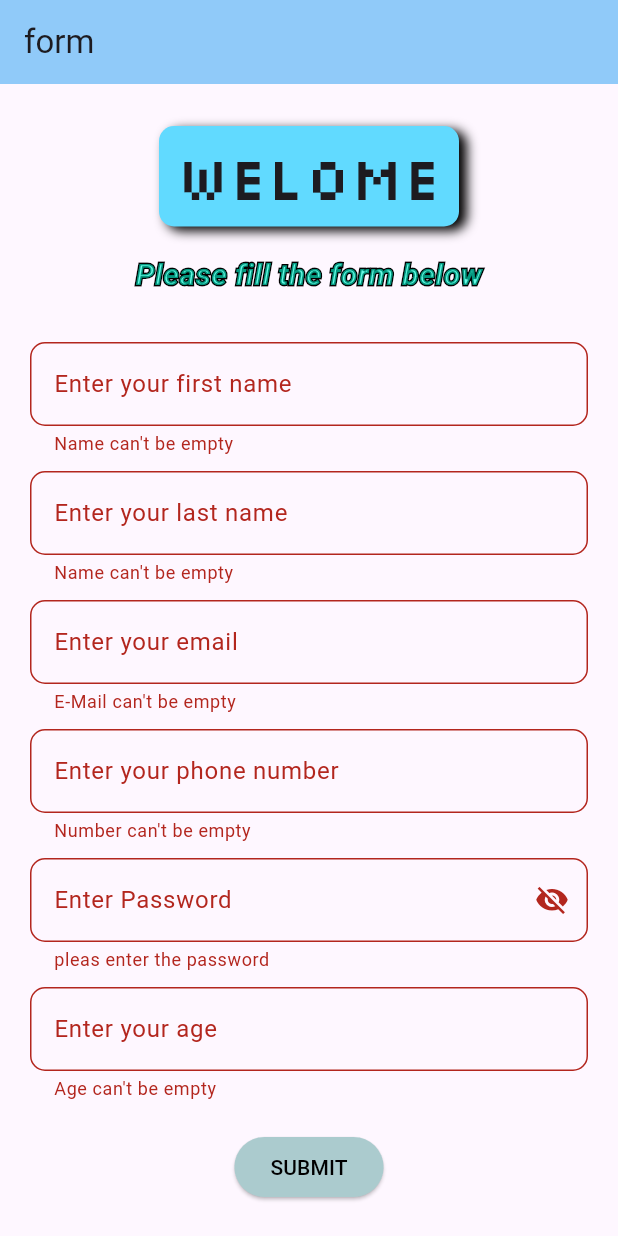
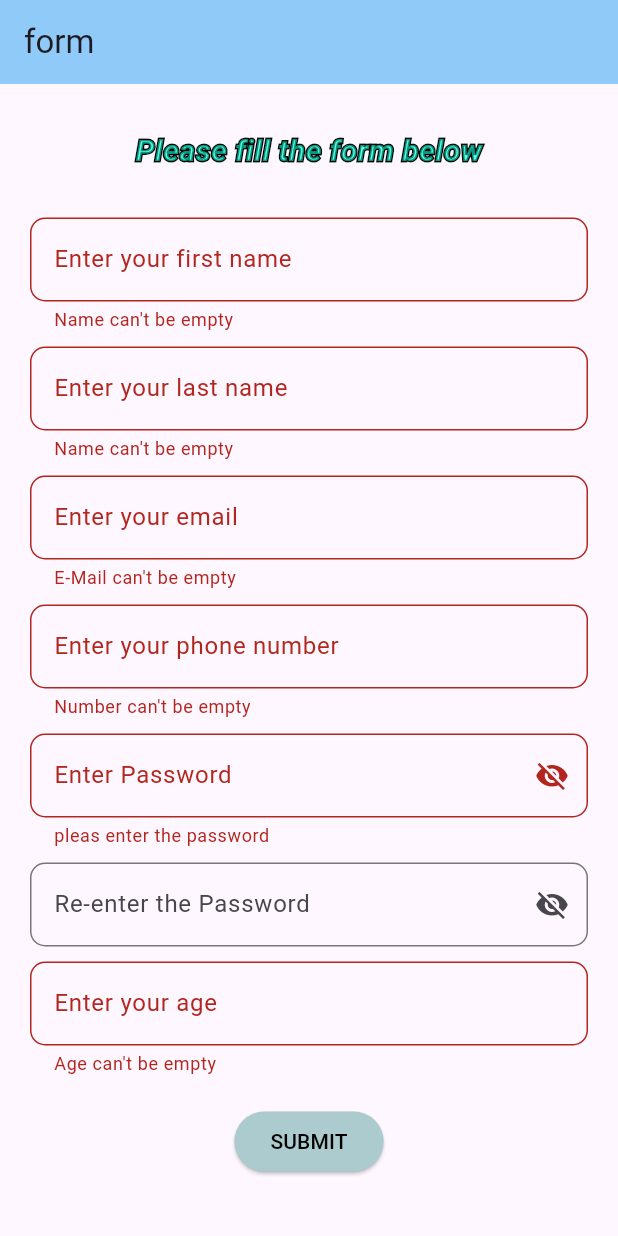
Before and after one commit to haadiyaa/InputForm, a Flutter app: the screen it shows after launch, after a tap on "SUBMIT", on a phone screen of 412 x 824 dp. Run offline on Flutter 3.47's test engine with Material 3 defaults, Android fonts, the phone set to English and light mode, and no system bars.

Commit message:
regex update

```diff
--- a/lib/input.dart
+++ b/lib/input.dart
@@ -1,6 +1,7 @@
 import 'dart:ui';
 
 import 'package:flutter/material.dart';
+import 'package:inputfield/home.dart';
 
 class Input extends StatefulWidget {
   const Input({super.key});
@@ -10,15 +11,18 @@ class Input extends StatefulWidget {
 }
 
 class _InputState extends State<Input> {
+  final reg = RegExp(r"^[a-zA-Z0-9_\-\.\S]{4,}[@][a-z]+[\.][a-z]{2,3}$");
+  final reg2 = RegExp(r"^[6789]\d{9}$");
+  final paswd =
+      RegExp(r'^(?=.*?[A-Z])(?=.*?[a-z])(?=.*?[0-9])(?=.*?[!@#\$&*~]).{8,}$');
 
-  final reg=RegExp(r"^[a-zA-Z0-9 _\-\.]{4,}[@][a-z]+[\.][a-z]{2,3}");
-  final reg2=RegExp(r"[6789]\d{9}");
-  // final phone=RegExp(r"^[0-9]*");
-  final name=RegExp(r'^[A-Za-z]+$');
-  final age=RegExp(r"[0-9]{1,2}");
+  final name = RegExp(r'^[A-Za-z]+$');
+  final age = RegExp(r"^[0-9]{1,2}$");
   bool _pass = true;
   final _key = GlobalKey<FormState>();
   final myController = TextEditingController();
+final myController2=TextEditingController();
+final myController3=TextEditingController();
 
   @override
   Widget build(BuildContext context) {
@@ -29,29 +33,6 @@ class _InputState extends State<Input> {
         child: SingleChildScrollView(
           child: Column(
             children: [
-              Padding(
-                padding: const EdgeInsets.all(8.0),
-                child: Container(
-                  width: 200,
-                  padding: EdgeInsets.all(5),
-                  decoration: BoxDecoration(
-                    boxShadow: [BoxShadow(color: Colors.black,blurRadius: 6,offset: Offset(5,3))],
-
-                    borderRadius: BorderRadius.circular(10),
-                    color: Color.fromARGB(255, 97, 218, 255),
-                  ),
-                  child: const Center(
-                    child: Text(
-                      'WELOME',
-                      style: TextStyle(
-                        fontSize: 40,
-                        fontFamily: 'Silkscreen',
-                        fontWeight: FontWeight.w500,
-                      ),
-                    ),
-                  ),
-                ),
-              ),
               const SizedBox(
                 height: 10,
               ),
@@ -75,7 +56,8 @@ class _InputState extends State<Input> {
                     style: TextStyle(
                       fontWeight: FontWeight.bold,
                       fontSize: 20,
-                      color: Color.fromARGB(255, 7, 255, 214).withOpacity(0.6),
+                      color: const Color.fromARGB(255, 7, 255, 214)
+                          .withOpacity(0.6),
                       fontStyle: FontStyle.italic,
                       // height: 1,
                     ),
@@ -94,21 +76,14 @@ class _InputState extends State<Input> {
                   print('output: $value');
                 },
                 validator: (value) {
-
-                   if (myController.text.isEmpty) {
+                  if (myController.text.isEmpty) {
                     return 'Name can\'t be empty';
-                  }
-
-
-                  else if (myController.text.length < 3) {
+                  } else if (myController.text.length < 3) {
                     return 'Name should be atleast 3 characters';
-                  }
-                  else if(!name.hasMatch(myController.text)){
+                  } else if (!name.hasMatch(myController.text)) {
                     return "Enter a valid name";
                   }
-
                 },
-
                 decoration: const InputDecoration(
                   focusedBorder: OutlineInputBorder(
                     borderRadius: BorderRadius.all(Radius.circular(20)),
@@ -133,11 +108,9 @@ class _InputState extends State<Input> {
                 validator: (value) {
                   if (value!.isEmpty) {
                     return 'Name can\'t be empty';
-                  }
-                  else if(!name.hasMatch(value)){
+                  } else if (!name.hasMatch(value)) {
                     return "Enter a valid name";
                   }
-
                 },
                 decoration: const InputDecoration(
                   focusedBorder: OutlineInputBorder(
@@ -193,15 +166,11 @@ class _InputState extends State<Input> {
                 validator: (value) {
                   if (value!.isEmpty) {
                     return 'Number can\'t be empty';
-                  }
-                  else if(value.length>10){
+                  } else if (value.length > 10) {
                     return "number exact 10";
-                  }
-
-                   else if (!reg2.hasMatch(value)) {
+                  } else if (!reg2.hasMatch(value)) {
                     return 'Enter a valid phone number';
                   }
-
                 },
                 decoration: const InputDecoration(
                   focusedBorder: OutlineInputBorder(
@@ -221,6 +190,7 @@ class _InputState extends State<Input> {
                 height: 10,
               ),
               TextFormField(
+                controller: myController2,
                 keyboardType: TextInputType.visiblePassword,
                 onChanged: (value) {
                   print('output: $value');
@@ -229,11 +199,10 @@ class _InputState extends State<Input> {
                 validator: (value) {
                   if (value!.isEmpty) {
                     return 'pleas enter the password';
-                  } else if (value.length < 8) {
-                    return 'Password must be greater then 8 characters';
                   }
-                  else if(value.length>12){
-                    return 'password must be less than 12 characters';
+
+                  else if (!paswd.hasMatch(value)) {
+                    return 'Password should contain at least one upper case, \none lower case, one digit, one special character and \nmust be 8 characters in length';
                   }
                 },
                 decoration: InputDecoration(
@@ -266,6 +235,50 @@ class _InputState extends State<Input> {
                 height: 10,
               ),
               TextFormField(
+                controller: myController3,
+                keyboardType: TextInputType.visiblePassword,
+                onChanged: (value) {
+                  print('output: $value');
+                },
+                obscureText: _pass,
+                validator: (value) {
+                  if(value!=myController2.text){
+                    return 'Password does\'nt match';
+                  }
+                  else{
+                    return null;
+                  }
+                },
+                decoration: InputDecoration(
+                  suffixIcon: IconButton(
+                      onPressed: () {
+                        setState(
+                          () {
+                            _pass = !_pass;
+                          },
+                        );
+                      },
+                      icon: Icon(
+                        _pass ? Icons.visibility_off : Icons.visibility,
+                        size: 23,
+                      )),
+                  focusedBorder: const OutlineInputBorder(
+                    borderRadius: BorderRadius.all(Radius.circular(20)),
+                    borderSide: BorderSide(
+                      color: Colors.blue,
+                      width: 1.5,
+                    ),
+                  ),
+                  label: const Text('Re-enter the Password'),
+                  border: const OutlineInputBorder(
+                    borderRadius: BorderRadius.all(Radius.circular(10)),
+                  ),
+                ),
+              ),
+              const SizedBox(
+                height: 10,
+              ),
+              TextFormField(
                 // keyboardType: TextInputType.number,
                 onChanged: (value) {
                   print('output: $value');
@@ -273,18 +286,13 @@ class _InputState extends State<Input> {
                 validator: (value) {
                   if (value!.isEmpty) {
                     return 'Age can\'t be empty';
-                  }
-                  else if (value.length>2){
+                  } else if (value.length > 2) {
                     return "Enter valid age";
-                  }
-                  else if (!age.hasMatch(value)) {
+                  } else if (!age.hasMatch(value)) {
                     return 'Invalid age!';
-                  }
-                  else if (int.parse(value) < 18) {
+                  } else if (int.parse(value) < 18) {
                     return 'Age must be greater than 18';
                   }
-
-
                 },
                 decoration: const InputDecoration(
                   focusedBorder: OutlineInputBorder(
@@ -310,9 +318,31 @@ class _InputState extends State<Input> {
                 ),
                 onPressed: () {
                   if (_key.currentState!.validate()) {
-                    ScaffoldMessenger.of(context).showSnackBar(
-                      const SnackBar(content: Text('Submitted')),
+                    showDialog(
+                      context: context,
+                      builder: (context) {
+                        return AlertDialog(
+                          title: const Text('Submission Successful',style: TextStyle(fontSize: 20),),
+                          content: const Text('Do you want to login?'),
+                          actions: [
+                            TextButton(
+                                onPressed: () => Navigator.pop(context),
+                                child: const Text('Cancel')),
+                            TextButton(
+                                onPressed: () => Navigator.push(
+                                    context,
+                                    MaterialPageRoute(
+                                      builder: (context) => const HomePage(),
+                                    )),
+                                child: const Text("OK")),
+                          ],
+                        );
+                      },
                     );
+                    // ScaffoldMessenger.of(context).showSnackBar(
+                    //   const SnackBar(content: Text('Submitted')),
+                    // );
+                    //..........Navigator.push(context, MaterialPageRoute(builder: (context) => const HomePage(),));
                   }
                 },
                 child: const Text(
--- a/lib/main.dart
+++ b/lib/main.dart
@@ -1,5 +1,4 @@
 import 'package:flutter/material.dart';
-import 'package:inputfield/home.dart';
 import 'package:inputfield/input.dart';
 
 void main() {
```
Also changed, not shown: lib/home.dart (+49 -0 lines).
